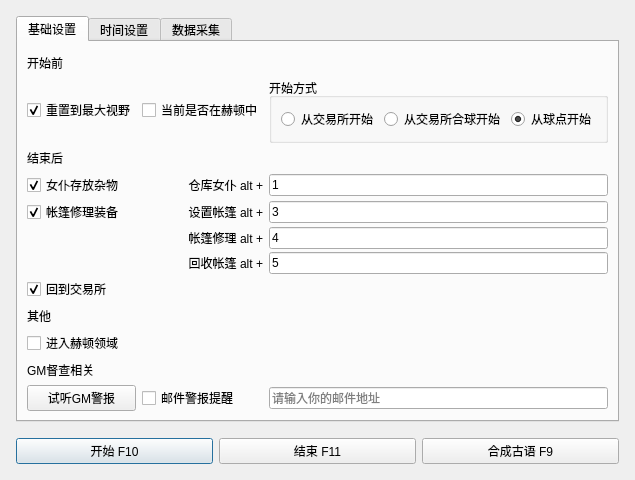
This is designer/op.ui in SuFIND/BDOSuffering as Qt 5 draws it before an edit. The edited form follows.
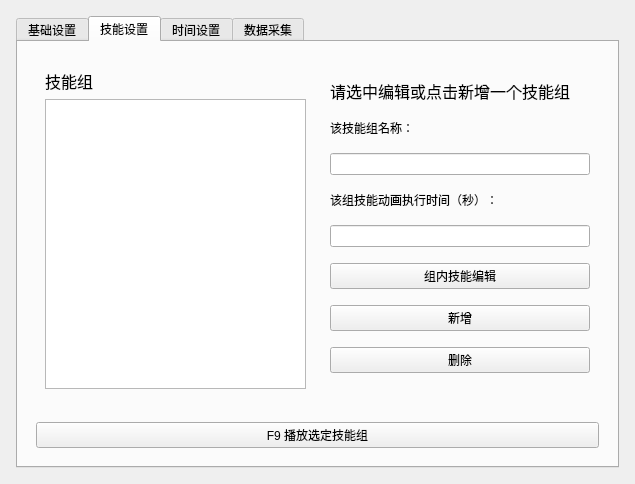
This is the edited form. The open tabs and pages were chosen to show the change. Icons and pictures are not drawn.

```diff
--- a/designer/op.ui
+++ b/designer/op.ui
@@ -6,8 +6,8 @@
    <rect>
     <x>0</x>
     <y>0</y>
-    <width>611</width>
-    <height>480</height>
+    <width>625</width>
+    <height>484</height>
    </rect>
   </property>
   <property name="windowTitle">
@@ -52,8 +52,8 @@
            <attribute name="title">
             <string>基础设置</string>
            </attribute>
-           <layout class="QGridLayout" name="gridLayout_3">
-            <item row="0" column="0">
+           <layout class="QVBoxLayout" name="verticalLayout_4">
+            <item>
              <layout class="QGridLayout" name="gridLayout">
               <property name="horizontalSpacing">
                <number>6</number>
@@ -298,6 +298,281 @@
               </item>
              </layout>
             </item>
+            <item>
+             <widget class="QFrame" name="frame_2">
+              <property name="frameShape">
+               <enum>QFrame::NoFrame</enum>
+              </property>
+              <property name="frameShadow">
+               <enum>QFrame::Raised</enum>
+              </property>
+              <property name="lineWidth">
+               <number>0</number>
+              </property>
+              <layout class="QHBoxLayout" name="horizontalLayout_3">
+               <property name="leftMargin">
+                <number>0</number>
+               </property>
+               <property name="topMargin">
+                <number>0</number>
+               </property>
+               <property name="rightMargin">
+                <number>0</number>
+               </property>
+               <property name="bottomMargin">
+                <number>0</number>
+               </property>
+               <item>
+                <layout class="QHBoxLayout" name="horizontalLayout">
+                 <item>
+                  <widget class="QPushButton" name="StartPauseButton">
+                   <property name="text">
+                    <string>开始 F10</string>
+                   </property>
+                   <property name="autoDefault">
+                    <bool>false</bool>
+                   </property>
+                   <property name="default">
+                    <bool>true</bool>
+                   </property>
+                  </widget>
+                 </item>
+                 <item>
+                  <widget class="QPushButton" name="EndButton">
+                   <property name="styleSheet">
+                    <string notr="true"/>
+                   </property>
+                   <property name="text">
+                    <string>结束 F11</string>
+                   </property>
+                  </widget>
+                 </item>
+                 <item>
+                  <widget class="QPushButton" name="MergeALButton">
+                   <property name="text">
+                    <string>合成古语 F9</string>
+                   </property>
+                  </widget>
+                 </item>
+                </layout>
+               </item>
+              </layout>
+             </widget>
+            </item>
+           </layout>
+          </widget>
+          <widget class="QWidget" name="SkillTab">
+           <attribute name="title">
+            <string>技能设置</string>
+           </attribute>
+           <layout class="QHBoxLayout" name="horizontalLayout_5">
+            <item>
+             <layout class="QVBoxLayout" name="verticalLayout_5">
+              <item>
+               <widget class="QFrame" name="SkillTabFrame1">
+                <property name="frameShape">
+                 <enum>QFrame::NoFrame</enum>
+                </property>
+                <property name="frameShadow">
+                 <enum>QFrame::Raised</enum>
+                </property>
+                <layout class="QVBoxLayout" name="verticalLayout_6">
+                 <item>
+                  <layout class="QHBoxLayout" name="horizontalLayout_4">
+                   <item>
+                    <widget class="QFrame" name="SkillTabLFrame">
+                     <property name="frameShape">
+                      <enum>QFrame::NoFrame</enum>
+                     </property>
+                     <property name="frameShadow">
+                      <enum>QFrame::Raised</enum>
+                     </property>
+                     <layout class="QVBoxLayout" name="verticalLayout_3">
+                      <item>
+                       <widget class="QLabel" name="label_16">
+                        <property name="sizePolicy">
+                         <sizepolicy hsizetype="Preferred" vsizetype="Fixed">
+                          <horstretch>0</horstretch>
+                          <verstretch>0</verstretch>
+                         </sizepolicy>
+                        </property>
+                        <property name="font">
+                         <font>
+                          <pointsize>12</pointsize>
+                          <bold>false</bold>
+                         </font>
+                        </property>
+                        <property name="text">
+                         <string>技能组</string>
+                        </property>
+                       </widget>
+                      </item>
+                      <item>
+                       <widget class="QListWidget" name="SkillGroupView">
+                        <property name="dragEnabled">
+                         <bool>true</bool>
+                        </property>
+                        <property name="dragDropOverwriteMode">
+                         <bool>false</bool>
+                        </property>
+                        <property name="dragDropMode">
+                         <enum>QAbstractItemView::InternalMove</enum>
+                        </property>
+                        <property name="defaultDropAction">
+                         <enum>Qt::MoveAction</enum>
+                        </property>
+                       </widget>
+                      </item>
+                     </layout>
+                    </widget>
+                   </item>
+                   <item>
+                    <widget class="QFrame" name="SkillTabRFrame">
+                     <property name="frameShape">
+                      <enum>QFrame::NoFrame</enum>
+                     </property>
+                     <property name="frameShadow">
+                      <enum>QFrame::Raised</enum>
+                     </property>
+                     <layout class="QVBoxLayout" name="verticalLayout_2">
+                      <item>
+                       <widget class="QLabel" name="label_13">
+                        <property name="sizePolicy">
+                         <sizepolicy hsizetype="Preferred" vsizetype="Fixed">
+                          <horstretch>0</horstretch>
+                          <verstretch>0</verstretch>
+                         </sizepolicy>
+                        </property>
+                        <property name="font">
+                         <font>
+                          <pointsize>12</pointsize>
+                          <bold>false</bold>
+                         </font>
+                        </property>
+                        <property name="text">
+                         <string>请选中编辑或点击新增一个技能组</string>
+                        </property>
+                       </widget>
+                      </item>
+                      <item>
+                       <widget class="QLabel" name="label_14">
+                        <property name="sizePolicy">
+                         <sizepolicy hsizetype="Preferred" vsizetype="Fixed">
+                          <horstretch>0</horstretch>
+                          <verstretch>0</verstretch>
+                         </sizepolicy>
+                        </property>
+                        <property name="toolTip">
+                         <string>仅作为展示区分，设定一个自己喜欢的名字就可以了</string>
+                        </property>
+                        <property name="text">
+                         <string>该技能组名称：</string>
+                        </property>
+                       </widget>
+                      </item>
+                      <item>
+                       <widget class="QLineEdit" name="SkillGroupNameEdit"/>
+                      </item>
+                      <item>
+                       <widget class="QLabel" name="label_15">
+                        <property name="sizePolicy">
+                         <sizepolicy hsizetype="Preferred" vsizetype="Fixed">
+                          <horstretch>0</horstretch>
+                          <verstretch>0</verstretch>
+                         </sizepolicy>
+                        </property>
+                        <property name="toolTip">
+                         <string>从角色释放本组技能的前摇开始至后摇结束所花费的时间</string>
+                        </property>
+                        <property name="text">
+                         <string>该组技能动画执行时间（秒）：</string>
+                        </property>
+                       </widget>
+                      </item>
+                      <item>
+                       <widget class="QLineEdit" name="SkillGroupCostEdit"/>
+                      </item>
+                      <item>
+                       <widget class="QPushButton" name="GroupSkillEditButton">
+                        <property name="toolTip">
+                         <string>编辑组内技能具体的按键释放动作</string>
+                        </property>
+                        <property name="text">
+                         <string>组内技能编辑</string>
+                        </property>
+                       </widget>
+                      </item>
+                      <item>
+                       <widget class="QPushButton" name="AddGroupButton">
+                        <property name="toolTip">
+                         <string>新增一个技能组</string>
+                        </property>
+                        <property name="text">
+                         <string>新增</string>
+                        </property>
+                        <property name="icon">
+                         <iconset resource="../gui_resource/app.qrc">
+                          <normaloff>:/pic/add.svg</normaloff>:/pic/add.svg</iconset>
+                        </property>
+                       </widget>
+                      </item>
+                      <item>
+                       <widget class="QPushButton" name="DelGroupButton">
+                        <property name="toolTip">
+                         <string>删除一个技能组</string>
+                        </property>
+                        <property name="text">
+                         <string>删除</string>
+                        </property>
+                        <property name="icon">
+                         <iconset resource="../gui_resource/app.qrc">
+                          <normaloff>:/pic/remove.svg</normaloff>:/pic/remove.svg</iconset>
+                        </property>
+                       </widget>
+                      </item>
+                     </layout>
+                    </widget>
+                   </item>
+                  </layout>
+                 </item>
+                </layout>
+               </widget>
+              </item>
+              <item>
+               <widget class="QFrame" name="SkillTabFrame2">
+                <property name="minimumSize">
+                 <size>
+                  <width>0</width>
+                  <height>0</height>
+                 </size>
+                </property>
+                <property name="frameShape">
+                 <enum>QFrame::NoFrame</enum>
+                </property>
+                <property name="frameShadow">
+                 <enum>QFrame::Raised</enum>
+                </property>
+                <layout class="QHBoxLayout" name="horizontalLayout_11">
+                 <item>
+                  <layout class="QHBoxLayout" name="horizontalLayout_10">
+                   <item>
+                    <widget class="QPushButton" name="PlayButton">
+                     <property name="text">
+                      <string>F9 播放选定技能组</string>
+                     </property>
+                     <property name="icon">
+                      <iconset resource="../gui_resource/app.qrc">
+                       <normaloff>:/pic/play.svg</normaloff>:/pic/play.svg</iconset>
+                     </property>
+                    </widget>
+                   </item>
+                  </layout>
+                 </item>
+                </layout>
+               </widget>
+              </item>
+             </layout>
+            </item>
            </layout>
           </widget>
           <widget class="QWidget" name="TimeTab">
@@ -454,67 +729,6 @@
        </layout>
       </widget>
      </item>
-     <item>
-      <widget class="QFrame" name="frame_2">
-       <property name="frameShape">
-        <enum>QFrame::NoFrame</enum>
-       </property>
-       <property name="frameShadow">
-        <enum>QFrame::Raised</enum>
-       </property>
-       <property name="lineWidth">
-        <number>0</number>
-       </property>
-       <layout class="QHBoxLayout" name="horizontalLayout_3">
-        <property name="leftMargin">
-         <number>5</number>
-        </property>
-        <property name="topMargin">
-         <number>5</number>
-        </property>
-        <property name="rightMargin">
-         <number>5</number>
-        </property>
-        <property name="bottomMargin">
-         <number>5</number>
-        </property>
-        <item>
-         <layout class="QHBoxLayout" name="horizontalLayout">
-          <item>
-           <widget class="QPushButton" name="StartPauseButton">
-            <property name="text">
-             <string>开始 F10</string>
-            </property>
-            <property name="autoDefault">
-             <bool>false</bool>
-            </property>
-            <property name="default">
-             <bool>true</bool>
-            </property>
-           </widget>
-          </item>
-          <item>
-           <widget class="QPushButton" name="EndButton">
-            <property name="styleSheet">
-             <string notr="true"/>
-            </property>
-            <property name="text">
-             <string>结束 F11</string>
-            </property>
-           </widget>
-          </item>
-          <item>
-           <widget class="QPushButton" name="MergeALButton">
-            <property name="text">
-             <string>合成古语 F9</string>
-            </property>
-           </widget>
-          </item>
-         </layout>
-        </item>
-       </layout>
-      </widget>
-     </item>
     </layout>
    </item>
   </layout>
```
Left out of the diff: 8 changed lines with no effect on the pictures.
